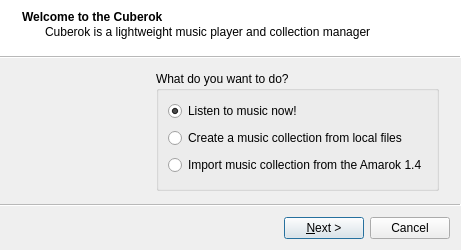
The window that src/firststartwizard.ui (DrMoriarty/cuberok) describes before a commit, drawn with Qt 5.
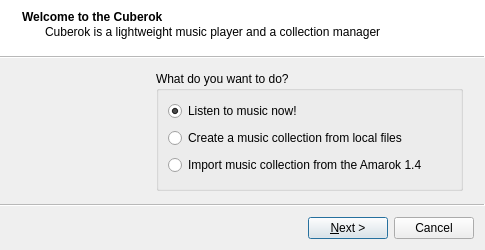
The same window after the commit. Icons and pictures are not drawn.

The edit to the form file:
```diff
--- a/src/firststartwizard.ui
+++ b/src/firststartwizard.ui
@@ -6,7 +6,7 @@
    <rect>
     <x>0</x>
     <y>0</y>
-    <width>433</width>
+    <width>485</width>
     <height>248</height>
    </rect>
   </property>
@@ -24,7 +24,7 @@
     <string>Welcome to the Cuberok</string>
    </property>
    <property name="subTitle">
-    <string>Cuberok is a lightweight music player and collection manager</string>
+    <string>Cuberok is a lightweight music player and a collection manager</string>
    </property>
    <attribute name="pageId">
     <string>1</string>
```
Left out of the diff: 8 changed lines with no effect on the pictures.
